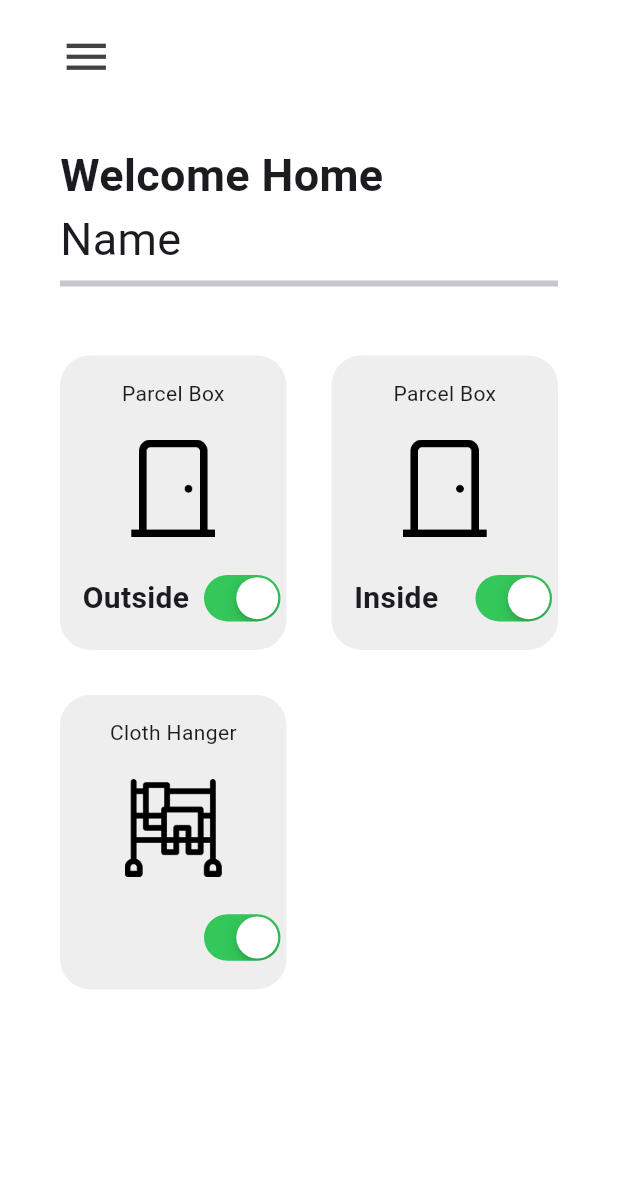
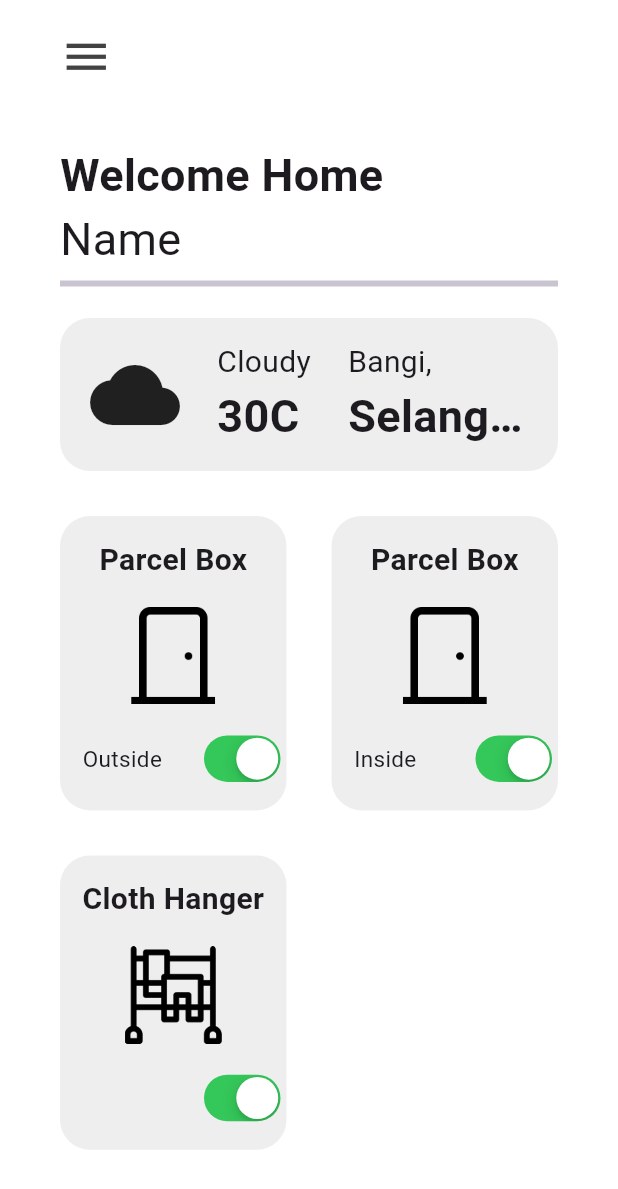
Before and after one commit to maozedoggo/FYP_Smahorz, a Flutter app: the HomePage screen opened directly, on a phone screen of 412 x 824 dp. Shown: the top 1189 px of the screen. Run offline on Flutter 3.47's test engine with Material 3 defaults, Android fonts, the phone set to English and light mode, and no system bars; our stand-ins replace cloud_firestore, firebase_auth, firebase_core; accounts and stored records are empty.

Commit message:
Add weather UI and import http

```diff
--- a/lib/ui/view_devices.dart
+++ b/lib/ui/view_devices.dart
@@ -1,4 +1,3 @@
-
 import 'package:flutter/cupertino.dart';
 import 'package:flutter/material.dart';
 
@@ -21,28 +20,25 @@ class ViewDevices extends StatelessWidget {
   @override
   Widget build(BuildContext context) {
     return Padding(
-      padding: const EdgeInsets.all(15.0),
+      padding: const EdgeInsets.all(15),
       child: Container(
         decoration: BoxDecoration(
           color: Colors.grey[200],
           borderRadius: BorderRadius.circular(20),
         ),
         child: Padding(
-          padding: EdgeInsetsGeometry.symmetric(
-            vertical: 15,
-          ),
+          padding: EdgeInsetsGeometry.symmetric(vertical: 15),
           child: Column(
             mainAxisAlignment: MainAxisAlignment.spaceBetween,
             children: [
-
               //Type of Devices
-              Text(deviceType),
+              Text(
+                deviceType,
+                style: TextStyle(fontWeight: FontWeight.bold, fontSize: 20),
+              ),
 
               //Icons
-              Image.asset(
-                iconPath,
-                height: 65,
-              ),
+              Image.asset(iconPath, height: 65),
 
               //Part of Devices
               Padding(
@@ -50,23 +46,19 @@ class ViewDevices extends StatelessWidget {
                 child: Row(
                   children: [
                     Expanded(
-                        child: Text(
-                          devicePart,
-                          style: TextStyle(
-                            fontWeight: FontWeight.bold,
-                            fontSize: 20,
-                          ),
+                      child: Text(
+                        devicePart,
+                        style: TextStyle(
+                          fontWeight: FontWeight.normal,
+                          fontSize: 15,
                         ),
                       ),
+                    ),
 
-                    CupertinoSwitch(
-                      value: status,
-                      onChanged: onChanged
-
-                    )
+                    CupertinoSwitch(value: status, onChanged: onChanged),
                   ],
                 ),
-              )
+              ),
             ],
           ),
         ),
--- a/lib/views/pages/home_page.dart
+++ b/lib/views/pages/home_page.dart
@@ -1,8 +1,9 @@
 import 'package:flutter/material.dart';
+import 'package:http/http.dart' as http;
 import 'package:smart_horizon_home/ui/view_devices.dart';
-import 'package:smart_horizon_home/views/pages/smart-devices/clothe-hanger.dart';
-import 'package:smart_horizon_home/views/pages/smart-devices/parcel-back.dart';
-import 'package:smart_horizon_home/views/pages/smart-devices/parcel-front.dart';
+import 'package:smart_horizon_home/views/pages/smart-devices/clothe_hanger.dart';
+import 'package:smart_horizon_home/views/pages/smart-devices/parcel_inside.dart';
+import 'package:smart_horizon_home/views/pages/smart-devices/parcel_outside.dart';
 
 class HomePage extends StatefulWidget {
   const HomePage({super.key});
@@ -52,9 +53,7 @@ class _HomePageState extends State<HomePage> {
               ),
               child: Row(
                 mainAxisAlignment: MainAxisAlignment.spaceBetween,
-                children: [
-                  Icon(Icons.menu, size: 35, color: Colors.grey[800]),
-                ],
+                children: [Icon(Icons.menu, size: 35, color: Colors.grey[800])],
               ),
             ),
 
@@ -81,11 +80,73 @@ class _HomePageState extends State<HomePage> {
               child: Divider(thickness: 4),
             ),
 
-            // Smart devices grid
+            // Weather UI - Reduced vertical padding
+            Padding(
+              padding: EdgeInsets.symmetric(
+                horizontal: horizontalPadding,
+                vertical: 15, // Reduced from 15
+              ),
+              child: Container(
+                padding: EdgeInsets.symmetric(horizontal: 20, vertical: 15),
+                decoration: BoxDecoration(
+                  color: Colors.grey[200],
+                  borderRadius: BorderRadius.circular(20),
+                ),
+                child: Row(
+                  mainAxisAlignment: MainAxisAlignment.spaceBetween,
+                  crossAxisAlignment: CrossAxisAlignment.center,
+                  children: [
+                    // Weather Icon
+                    Icon(Icons.cloud, size: 60),
+
+                    // Temperature
+                    Column(
+                      crossAxisAlignment: CrossAxisAlignment.start,
+                      children: const [
+                        Text("Cloudy", style: TextStyle(fontSize: 20)),
+                        Text(
+                          "30C",
+                          style: TextStyle(
+                            fontSize: 30,
+                            fontWeight: FontWeight.bold,
+                          ),
+                        ),
+                      ],
+                    ),
+
+                    // Location (constrained so it won’t overflow)
+                    ConstrainedBox(
+                      constraints: BoxConstraints(
+                        maxWidth: 120,
+                      ), // tweak width to your liking
+                      child: Column(
+                        crossAxisAlignment: CrossAxisAlignment.start,
+                        children: const [
+                          Text("Bangi,", style: TextStyle(fontSize: 20)),
+                          Text(
+                            "Selangor",
+                            style: TextStyle(
+                              fontSize: 30,
+                              fontWeight: FontWeight.bold,
+                            ),
+                            maxLines: 1,
+                            overflow: TextOverflow.ellipsis,
+                          ),
+                        ],
+                      ),
+                    ),
+                  ],
+                ),
+              ),
+            ),
+
+            // Smart devices grid - Reduced vertical padding
             Expanded(
               child: GridView.builder(
                 physics: const NeverScrollableScrollPhysics(),
-                padding: const EdgeInsets.all(25),
+                padding: const EdgeInsets.symmetric(
+                  horizontal: 25,
+                ), // Reduced vertical padding
                 itemCount: smartDevices.length,
                 gridDelegate: const SliverGridDelegateWithFixedCrossAxisCount(
                   crossAxisCount: 2,
```
Also changed, not shown: lib/views/pages/smart-devices/clothe_hanger.dart (renamed from lib/views/pages/smart-devices/clothe-hanger.dart), lib/views/pages/smart-devices/parcel_inside.dart (renamed from lib/views/pages/smart-devices/parcel-back.dart), lib/views/pages/smart-devices/parcel_outside.dart (renamed from lib/views/pages/smart-devices/parcel-front.dart).
